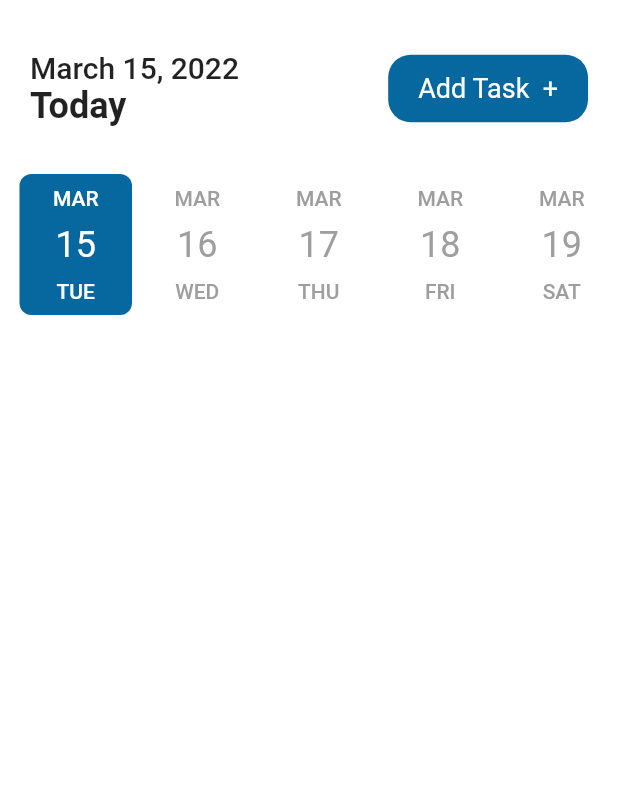
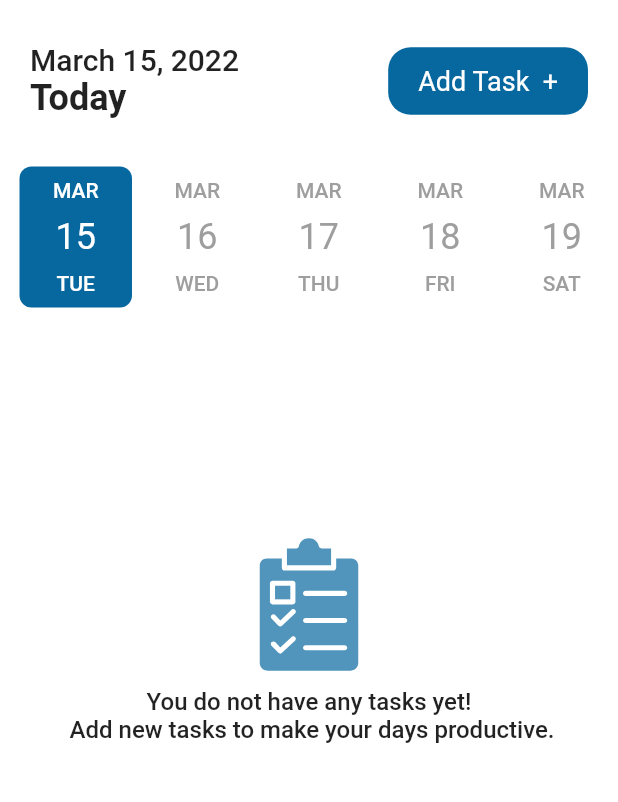
Before and after one commit to Amr-Mahm0ud/To-Do-App, a Flutter app: the screen it shows after launch, on a phone screen of 412 x 824 dp, the part 84-886 px from its top. Run offline on Flutter 3.47's test engine with Material 2 defaults, Android fonts, the phone set to English and light mode, and no system bars; drawn by our look-alikes of date_picker_timeline; our stand-ins replace flutter_svg, get, get_storage.

Commit message:
Empty tasks list svg

```diff
--- a/lib/design/screens/home.dart
+++ b/lib/design/screens/home.dart
@@ -1,7 +1,10 @@
 import 'package:date_picker_timeline/date_picker_timeline.dart';
 import 'package:flutter/material.dart';
+import 'package:flutter_svg/svg.dart';
 import 'package:get/get.dart';
 import 'package:intl/intl.dart';
+import '/constants/size_config.dart';
+import '/logic/controllers/task_controller.dart';
 import 'add_task.dart';
 import '../widgets/button.dart';
 import '/logic/services/theme_services.dart';
@@ -15,9 +18,11 @@ class HomePage extends StatefulWidget {
 
 class _HomePageState extends State<HomePage> {
   DateTime selectedDate = DateTime.now();
+  final TaskController _taskController = Get.put(TaskController());
 
   @override
   Widget build(BuildContext context) {
+    SizeConfig().init(context);
     return Scaffold(
       appBar: customAppBar(title: 'ToDo App', centerTitle: false),
       body: SafeArea(
@@ -25,14 +30,53 @@ class _HomePageState extends State<HomePage> {
         children: [
           buildTaskBar(context),
           buildDateTimeLine(context),
+          showTasks(context),
         ],
       )),
     );
   }
 
+  showTasks(BuildContext context) {
+    return Stack(
+      children: [
+        AnimatedPositioned(
+          duration: const Duration(milliseconds: 1500),
+          child: SingleChildScrollView(
+            child: Wrap(
+              direction: SizeConfig.orientation == Orientation.landscape
+                  ? Axis.horizontal
+                  : Axis.vertical,
+              alignment: WrapAlignment.center,
+              crossAxisAlignment: WrapCrossAlignment.center,
+              children: [
+                SizeConfig.orientation == Orientation.landscape
+                    ? const SizedBox(height: 0)
+                    : const SizedBox(height: 140),
+                SvgPicture.asset(
+                  'assets/images/task.svg',
+                  height: 90,
+                  color: context.theme.primaryColor.withOpacity(0.7),
+                  semanticsLabel: 'Task',
+                ),
+                Padding(
+                  padding: const EdgeInsets.symmetric(vertical: 10.0),
+                  child: Text(
+                    'You do not have any tasks yet! \n Add new tasks to make your days productive.',
+                    textAlign: TextAlign.center,
+                    style: context.textTheme.bodyText1!.copyWith(fontSize: 16),
+                  ),
+                ),
+              ],
+            ),
+          ),
+        ),
+      ],
+    );
+  }
+
   Container buildTaskBar(BuildContext context) {
     return Container(
-      margin: const EdgeInsets.only(top: 15, left: 20),
+      margin: const EdgeInsets.only(top: 10, left: 20),
       child: Row(
         mainAxisAlignment: MainAxisAlignment.spaceBetween,
         children: [
@@ -44,14 +88,18 @@ class _HomePageState extends State<HomePage> {
                 style: context.textTheme.headline6,
               ),
               Text(
-                'Today',
+                DateFormat.yMMMMd().format(selectedDate) ==
+                        DateFormat.yMMMMd().format(DateTime.now())
+                    ? 'Today'
+                    : DateFormat.EEEE().format(selectedDate),
                 style: context.textTheme.headline5!
                     .copyWith(fontWeight: FontWeight.bold),
               ),
             ],
           ),
-          CustomButton('Add Task  +', () {
-            Get.to(() => const AddTask());
+          CustomButton('Add Task  +', () async {
+            await Get.to(() => const AddTask());
+            _taskController.getTasks();
           })
         ],
       ),
@@ -86,7 +134,7 @@ class _HomePageState extends State<HomePage> {
     );
   }
 
-  buildDateTimeLine(BuildContext context) {
+  Container buildDateTimeLine(BuildContext context) {
     return Container(
       margin: const EdgeInsets.symmetric(vertical: 10, horizontal: 10),
       child: DatePicker(
--- a/lib/logic/controllers/task_controller.dart
+++ b/lib/logic/controllers/task_controller.dart
@@ -1,3 +1,7 @@
 import 'package:get/state_manager.dart';
+import '../models/task.dart';
 
-class TaskController extends GetxController {}
+class TaskController extends GetxController {
+  List<Task> tasksList = [];
+  getTasks() {}
+}
--- a/lib/main.dart
+++ b/lib/main.dart
@@ -1,6 +1,7 @@
 import 'package:flutter/material.dart';
 import 'package:get/get.dart';
 import 'package:get_storage/get_storage.dart';
+import 'package:todo_app/constants/size_config.dart';
 import 'constants/theme.dart';
 import 'design/screens/home.dart';
 import 'logic/services/theme_services.dart';
--- a/pubspec.yaml
+++ b/pubspec.yaml
@@ -19,6 +19,7 @@ dependencies:
   get_storage: ^2.0.3
   intl: ^0.17.0
   date_picker_timeline: ^1.2.3
+  flutter_svg: ^1.0.3
 
 
 dev_dependencies:
```
Also changed, not shown: pubspec.lock.
